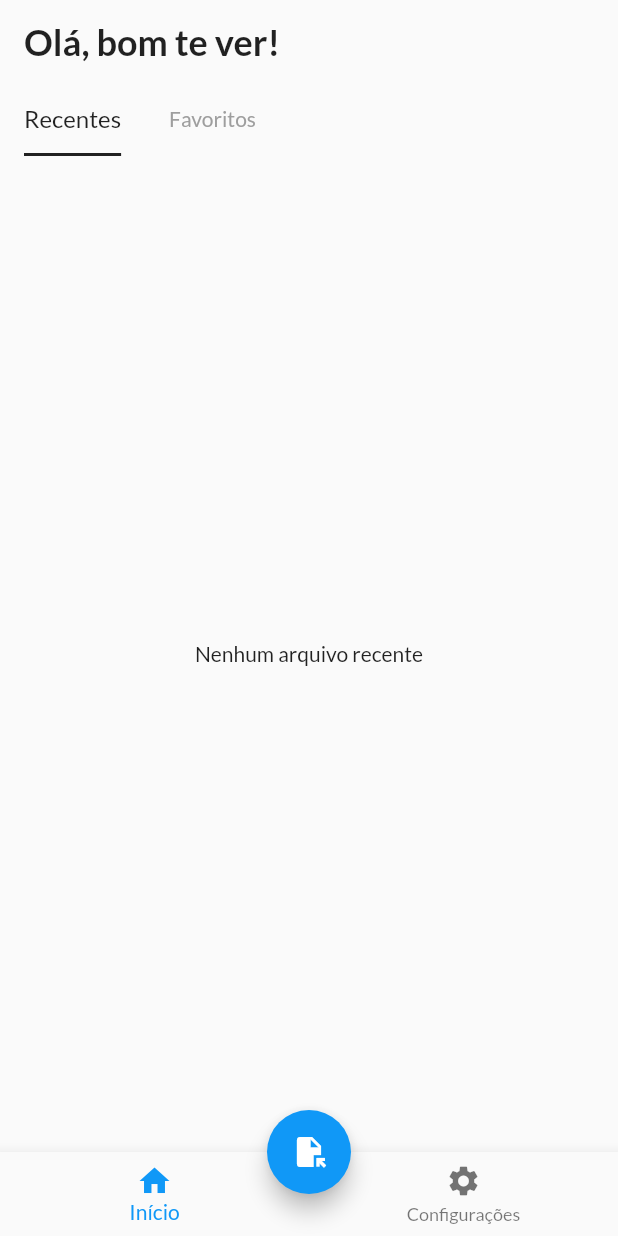
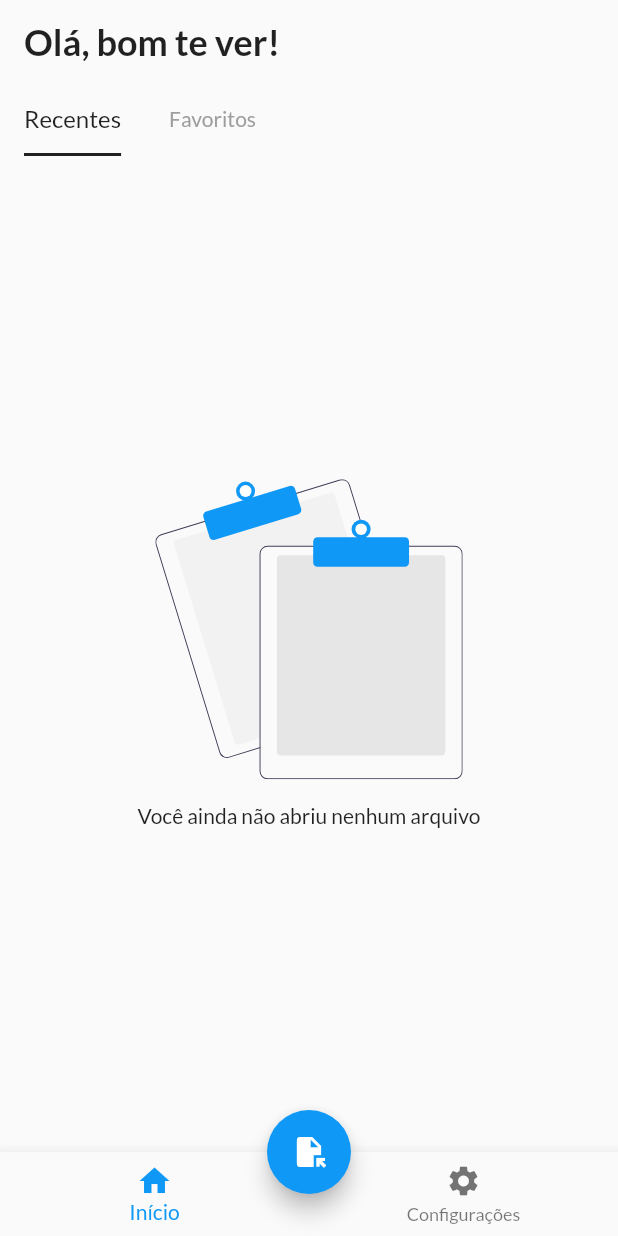
Before and after one commit to rbmelolima/PDF_Viewer, a Flutter app: the screen it shows after launch, on a phone screen of 412 x 824 dp. Run offline on Flutter 3.47's test engine with Material 2 defaults, Android fonts, the phone set to English and light mode, and no system bars; our stand-ins replace file_picker, flutter_svg, localstorage, permission_handler; missing offline and left inert: share_extend, syncfusion_flutter_pdfviewer.

Commit message:
feat: adicionando ícones em svg para os casos de erro ao listar os arquivos

```diff
--- a/lib/features/list/page/list_page.dart
+++ b/lib/features/list/page/list_page.dart
@@ -2,9 +2,11 @@ import 'dart:developer';
 import 'dart:io';
 
 import 'package:flutter/material.dart';
+import 'package:flutter_svg/flutter_svg.dart';
 import 'package:pdf_viewer/features/pdf_viewer/page/pdf_viewer_page.dart';
 import 'package:pdf_viewer/shared/model/stored_paths_model.dart';
 import 'package:pdf_viewer/shared/repository/list_repository.dart';
+import 'package:pdf_viewer/shared/utils/assets_handler.dart';
 import 'package:pdf_viewer/shared/utils/date_extension.dart';
 
 class ListPage extends StatefulWidget {
@@ -71,6 +73,14 @@ class _ListPageState extends State<ListPage> {
         break;
     }
 
+    String helperTxt = typeFile == TypeFile.recent
+        ? "Você ainda não abriu nenhum arquivo"
+        : "Você ainda não favoritou nenhum arquivo";
+
+    String errorTxt = typeFile == TypeFile.recent
+        ? "Erro ao carregar os arquivos recentes"
+        : "Erro ao carregar os arquivos favoritos";
+
     return FutureBuilder<List<StoredPathsModel>?>(
       future: listRepository.getFiles(),
       builder: (context, snapshot) {
@@ -81,9 +91,7 @@ class _ListPageState extends State<ListPage> {
         }
 
         if (snapshot.hasData && snapshot.data!.isEmpty) {
-          return const Center(
-            child: Text("Nenhum arquivo recente"),
-          );
+          return emptyDataWidget(helperTxt, context);
         } else if (snapshot.hasData) {
           List<StoredPathsModel> files = snapshot.data!;
 
@@ -113,14 +121,58 @@ class _ListPageState extends State<ListPage> {
             },
           );
         } else if (snapshot.hasError) {
-          return const Center(
-            child: Text("Erro ao carregar arquivos recentes"),
-          );
+          return errorDataWidget(errorTxt, context);
         }
-        return const Center(
-          child: Text("Erro ao carregar arquivos recentes"),
-        );
+        return errorDataWidget(errorTxt, context);
       },
+    );
+  }
+
+  Widget emptyDataWidget(String helperTxt, BuildContext context) {
+    return Center(
+      child: Column(
+        mainAxisAlignment: MainAxisAlignment.center,
+        crossAxisAlignment: CrossAxisAlignment.center,
+        mainAxisSize: MainAxisSize.min,
+        children: [
+          Container(
+            margin: const EdgeInsets.only(bottom: 16),
+            child: SvgPicture.asset(
+              AssetsPathHandler.emptyData,
+              height: 200,
+            ),
+          ),
+          Text(
+            helperTxt,
+            style: Theme.of(context).textTheme.bodyMedium,
+            textAlign: TextAlign.center,
+          ),
+        ],
+      ),
+    );
+  }
+
+  Widget errorDataWidget(String errorTxt, BuildContext context) {
+    return Center(
+      child: Column(
+        mainAxisAlignment: MainAxisAlignment.center,
+        crossAxisAlignment: CrossAxisAlignment.center,
+        mainAxisSize: MainAxisSize.min,
+        children: [
+          Container(
+            margin: const EdgeInsets.only(bottom: 16),
+            child: SvgPicture.asset(
+              AssetsPathHandler.error,
+              height: 200,
+            ),
+          ),
+          Text(
+            errorTxt,
+            style: Theme.of(context).textTheme.bodyMedium,
+            textAlign: TextAlign.center,
+          ),
+        ],
+      ),
     );
   }
 
--- /dev/null
+++ b/lib/shared/utils/assets_handler.dart
@@ -0,0 +1,4 @@
+class AssetsPathHandler {
+  static String emptyData = "assets/undraw_no_data_re_kwbl.svg";
+  static String error = "assets/undraw_fixing_bugs_w7gi.svg";
+}
--- a/pubspec.yaml
+++ b/pubspec.yaml
@@ -18,6 +18,7 @@ dependencies:
   file_picker: ^5.2.5
   share_extend: ^2.0.0
   localstorage:
+  flutter_svg: ^2.0.0+1
 
 dev_dependencies:
   flutter_lints: ^2.0.0
@@ -29,8 +30,8 @@ flutter:
   uses-material-design: true
 
   # To add assets to your application, add an assets section, like this:
-  # assets:
-  #   - images/a_dot_burr.jpeg
+  assets:
+    - assets/
   #   - images/a_dot_ham.jpeg
 
   # An image asset can refer to one or more resolution-specific "variants", see
```
Also changed, not shown: assets/undraw_fixing_bugs_w7gi.svg (added), assets/undraw_no_data_re_kwbl.svg (added), pubspec.lock.
